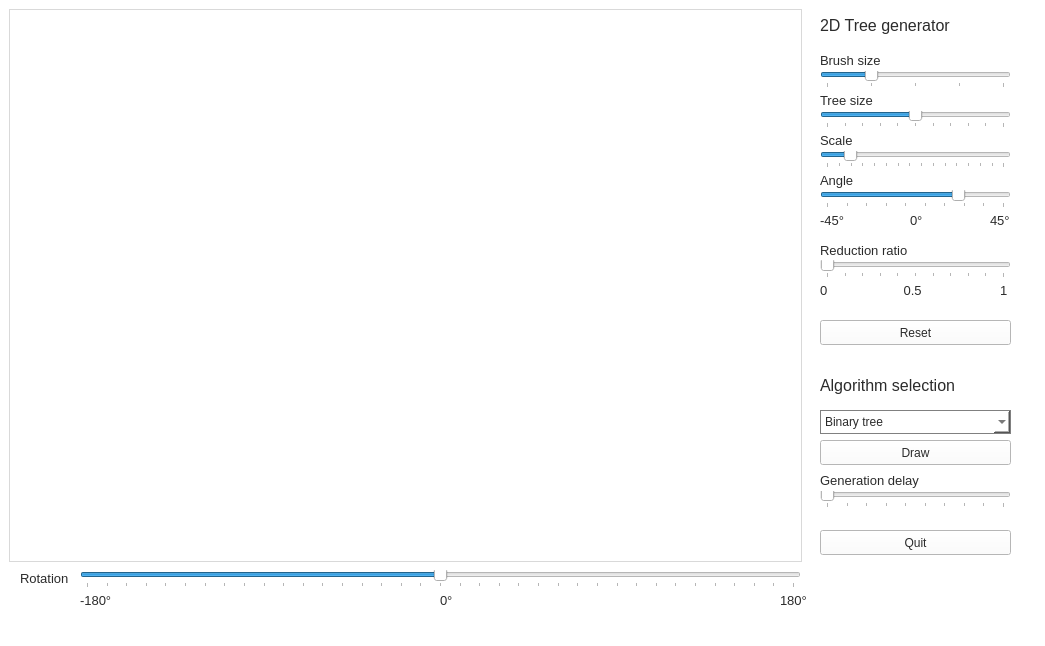
Qt form mainwindow.ui (Maxlo24/Projet_Majeure_Arbre_3D) before a commit.
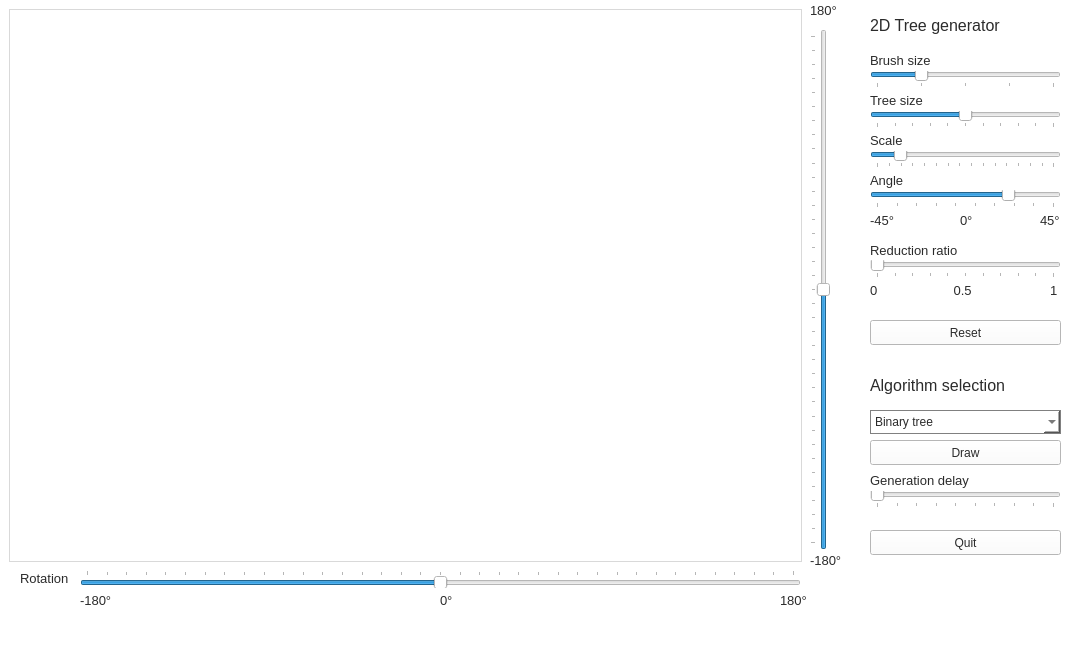
The same form after that commit.

Commit message: rotation x

```diff
--- a/mainwindow.ui
+++ b/mainwindow.ui
@@ -6,7 +6,7 @@
    <rect>
     <x>0</x>
     <y>0</y>
-    <width>1045</width>
+    <width>1092</width>
     <height>646</height>
    </rect>
   </property>
@@ -24,7 +24,7 @@
    <widget class="QPushButton" name="quitButton">
     <property name="geometry">
      <rect>
-      <x>820</x>
+      <x>870</x>
       <y>530</y>
       <width>191</width>
       <height>25</height>
@@ -53,7 +53,7 @@
    <widget class="QLabel" name="Partie_Algo">
     <property name="geometry">
      <rect>
-      <x>820</x>
+      <x>870</x>
       <y>370</y>
       <width>181</width>
       <height>31</height>
@@ -71,7 +71,7 @@
    <widget class="QPushButton" name="searchButton">
     <property name="geometry">
      <rect>
-      <x>820</x>
+      <x>870</x>
       <y>440</y>
       <width>191</width>
       <height>25</height>
@@ -92,7 +92,7 @@
    <widget class="QComboBox" name="Algo_select">
     <property name="geometry">
      <rect>
-      <x>820</x>
+      <x>870</x>
       <y>410</y>
       <width>191</width>
       <height>24</height>
@@ -140,7 +140,7 @@
    <widget class="QLabel" name="Partie_Env">
     <property name="geometry">
      <rect>
-      <x>820</x>
+      <x>870</x>
       <y>10</y>
       <width>201</width>
       <height>31</height>
@@ -161,7 +161,7 @@
     </property>
     <property name="geometry">
      <rect>
-      <x>820</x>
+      <x>870</x>
       <y>490</y>
       <width>191</width>
       <height>18</height>
@@ -189,7 +189,7 @@
     </property>
     <property name="geometry">
      <rect>
-      <x>820</x>
+      <x>870</x>
       <y>470</y>
       <width>121</width>
       <height>21</height>
@@ -207,7 +207,7 @@
    <widget class="QSlider" name="brush_Size_Slider">
     <property name="geometry">
      <rect>
-      <x>820</x>
+      <x>870</x>
       <y>70</y>
       <width>191</width>
       <height>18</height>
@@ -235,7 +235,7 @@
    <widget class="QLabel" name="taillePinceauLabel">
     <property name="geometry">
      <rect>
-      <x>820</x>
+      <x>870</x>
       <y>50</y>
       <width>121</width>
       <height>21</height>
@@ -253,7 +253,7 @@
    <widget class="QPushButton" name="resetButton">
     <property name="geometry">
      <rect>
-      <x>820</x>
+      <x>870</x>
       <y>320</y>
       <width>191</width>
       <height>25</height>
@@ -286,7 +286,7 @@
    <widget class="QSlider" name="tree_Size_Slider">
     <property name="geometry">
      <rect>
-      <x>820</x>
+      <x>870</x>
       <y>110</y>
       <width>191</width>
       <height>18</height>
@@ -314,7 +314,7 @@
    <widget class="QLabel" name="taillePinceauLabel_2">
     <property name="geometry">
      <rect>
-      <x>820</x>
+      <x>870</x>
       <y>90</y>
       <width>121</width>
       <height>21</height>
@@ -332,7 +332,7 @@
    <widget class="QSlider" name="segment_Size_Slider">
     <property name="geometry">
      <rect>
-      <x>820</x>
+      <x>870</x>
       <y>150</y>
       <width>191</width>
       <height>18</height>
@@ -366,7 +366,7 @@
    <widget class="QLabel" name="taillePinceauLabel_3">
     <property name="geometry">
      <rect>
-      <x>820</x>
+      <x>870</x>
       <y>130</y>
       <width>121</width>
       <height>21</height>
@@ -384,7 +384,7 @@
    <widget class="QSlider" name="angle_Slider">
     <property name="geometry">
      <rect>
-      <x>820</x>
+      <x>870</x>
       <y>190</y>
       <width>191</width>
       <height>18</height>
@@ -421,7 +421,7 @@
    <widget class="QLabel" name="taillePinceauLabel_4">
     <property name="geometry">
      <rect>
-      <x>820</x>
+      <x>870</x>
       <y>170</y>
       <width>121</width>
       <height>21</height>
@@ -439,7 +439,7 @@
    <widget class="QLabel" name="taillePinceauLabel_5">
     <property name="geometry">
      <rect>
-      <x>820</x>
+      <x>870</x>
       <y>210</y>
       <width>31</width>
       <height>21</height>
@@ -457,7 +457,7 @@
    <widget class="QLabel" name="taillePinceauLabel_6">
     <property name="geometry">
      <rect>
-      <x>990</x>
+      <x>1040</x>
       <y>210</y>
       <width>31</width>
       <height>21</height>
@@ -475,7 +475,7 @@
    <widget class="QLabel" name="taillePinceauLabel_7">
     <property name="geometry">
      <rect>
-      <x>910</x>
+      <x>960</x>
       <y>210</y>
       <width>21</width>
       <height>21</height>
@@ -493,7 +493,7 @@
    <widget class="QLabel" name="taillePinceauLabel_9">
     <property name="geometry">
      <rect>
-      <x>1000</x>
+      <x>1050</x>
       <y>280</y>
       <width>21</width>
       <height>21</height>
@@ -511,7 +511,7 @@
    <widget class="QLabel" name="taillePinceauLabel_10">
     <property name="geometry">
      <rect>
-      <x>820</x>
+      <x>870</x>
       <y>240</y>
       <width>121</width>
       <height>21</height>
@@ -529,7 +529,7 @@
    <widget class="QSlider" name="ratio_Slider">
     <property name="geometry">
      <rect>
-      <x>820</x>
+      <x>870</x>
       <y>260</y>
       <width>191</width>
       <height>18</height>
@@ -572,7 +572,7 @@
    <widget class="QLabel" name="taillePinceauLabel_11">
     <property name="geometry">
      <rect>
-      <x>820</x>
+      <x>870</x>
       <y>280</y>
       <width>31</width>
       <height>21</height>
@@ -590,7 +590,7 @@
    <widget class="QLabel" name="taillePinceauLabel_12">
     <property name="geometry">
      <rect>
-      <x>900</x>
+      <x>950</x>
       <y>280</y>
       <width>31</width>
       <height>21</height>
@@ -645,7 +645,7 @@
      <enum>Qt::Horizontal</enum>
     </property>
     <property name="tickPosition">
-     <enum>QSlider::TicksBelow</enum>
+     <enum>QSlider::TicksAbove</enum>
     </property>
     <property name="tickInterval">
      <number>10</number>
@@ -705,6 +705,67 @@
      <string>0°</string>
     </property>
    </widget>
+   <widget class="QSlider" name="vertical_rotation_Slider">
+    <property name="geometry">
+     <rect>
+      <x>810</x>
+      <y>29</y>
+      <width>20</width>
+      <height>521</height>
+     </rect>
+    </property>
+    <property name="minimum">
+     <number>-180</number>
+    </property>
+    <property name="maximum">
+     <number>180</number>
+    </property>
+    <property name="orientation">
+     <enum>Qt::Vertical</enum>
+    </property>
+    <property name="tickPosition">
+     <enum>QSlider::TicksAbove</enum>
+    </property>
+    <property name="tickInterval">
+     <number>10</number>
+    </property>
+   </widget>
+   <widget class="QLabel" name="taillePinceauLabel_16">
+    <property name="geometry">
+     <rect>
+      <x>810</x>
+      <y>0</y>
+      <width>31</width>
+      <height>21</height>
+     </rect>
+    </property>
+    <property name="font">
+     <font>
+      <pointsize>10</pointsize>
+     </font>
+    </property>
+    <property name="text">
+     <string>180°</string>
+    </property>
+   </widget>
+   <widget class="QLabel" name="taillePinceauLabel_17">
+    <property name="geometry">
+     <rect>
+      <x>810</x>
+      <y>550</y>
+      <width>31</width>
+      <height>21</height>
+     </rect>
+    </property>
+    <property name="font">
+     <font>
+      <pointsize>10</pointsize>
+     </font>
+    </property>
+    <property name="text">
+     <string>-180°</string>
+    </property>
+   </widget>
    <zorder>verticalFrame_2</zorder>
    <zorder>quitButton</zorder>
    <zorder>verticalLayoutWidget</zorder>
```
Left out of the diff: 5 changed lines with no effect on the pictures. The commit also changes 3 other files.
